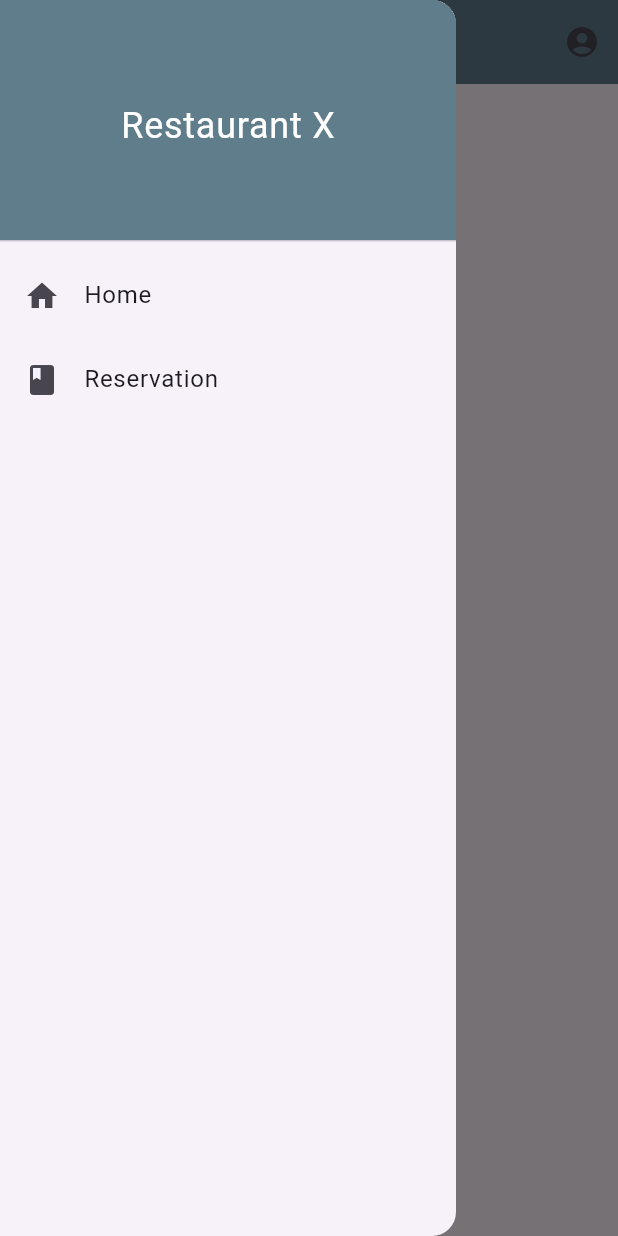
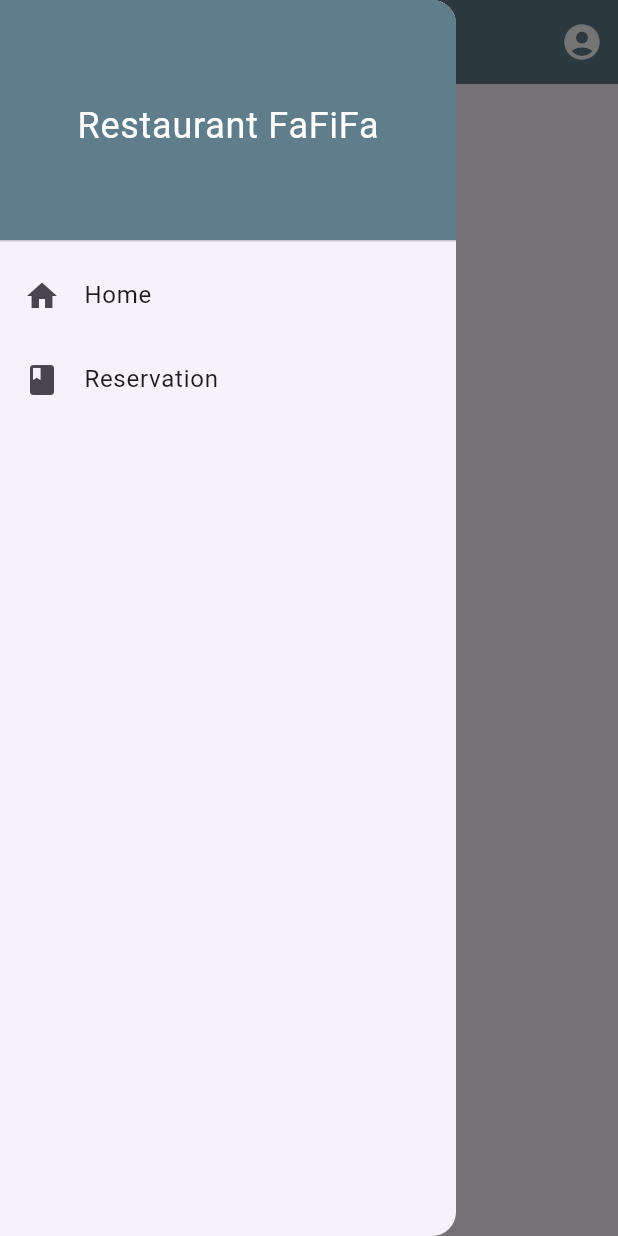
Before and after one commit to shafinach04/FP3-PPB-IUP, a Flutter app: the HomePage screen opened directly, with the side drawer open, on a phone screen of 412 x 824 dp. Run offline on Flutter 3.47's test engine with Material 3 defaults, Android fonts, the phone set to English and light mode, and no system bars; our stand-ins replace cloud_firestore, firebase_auth, firebase_core, firebase_storage, image_picker; accounts and stored records are empty.

Commit message:
feat: make overall homepage consistent

```diff
--- a/lib/pages/admin_dashboard.dart
+++ b/lib/pages/admin_dashboard.dart
@@ -31,6 +31,7 @@ class _AdminDashboardState extends State<AdminDashboard> {
   Widget build(BuildContext context) {
     return Scaffold(
       appBar: AppBar(
+        automaticallyImplyLeading: false,
         title: const Text('Restaurant Management App'),
         actions: [
           IconButton(
@@ -42,7 +43,6 @@ class _AdminDashboardState extends State<AdminDashboard> {
                 MaterialPageRoute(builder: (context) => const HomePage()),
               );
               FirebaseAuth.instance.signOut();
-
             },
           ),
         ],
--- a/lib/pages/home_page.dart
+++ b/lib/pages/home_page.dart
@@ -59,7 +59,7 @@ class _HomePageState extends State<HomePage> {
     Navigator.pushAndRemoveUntil(
       context,
       MaterialPageRoute(builder: (context) => const HomePage()),
-          (route) => false,
+      (route) => false,
     );
   }
 
@@ -67,16 +67,23 @@ class _HomePageState extends State<HomePage> {
   Widget build(BuildContext context) {
     return Scaffold(
       appBar: AppBar(
-        title: const Text('Restaurant X',
-        style: TextStyle(
-          fontWeight: FontWeight.bold,
-          color: Colors.black
+        iconTheme: const IconThemeData(
+          size: 28,
+          color: Colors.white,
         ),
+        title: const Text(
+          'Restaurant FaFiFa',
+          style: TextStyle(
+            fontWeight: FontWeight.bold,
+            color: Colors.white,
+          ),
         ),
         backgroundColor: Colors.blueGrey,
         actions: [
           IconButton(
-            icon: const Icon(Icons.account_circle_rounded),
+            icon: const Icon(
+              Icons.account_circle_rounded,
+            ),
             onPressed: () {
               // Handle login action
               Navigator.push(
@@ -99,7 +106,7 @@ class _HomePageState extends State<HomePage> {
               child: Container(
                 alignment: Alignment.center,
                 child: const Text(
-                  'Restaurant X',
+                  'Restaurant FaFiFa',
                   style: TextStyle(
                     color: Colors.white,
                     fontSize: 24,
@@ -131,21 +138,6 @@ class _HomePageState extends State<HomePage> {
           ],
         ),
       ),
-      // bottomNavigationBar: BottomNavigationBar(
-      //   items: const <BottomNavigationBarItem>[
-      //     BottomNavigationBarItem(
-      //       icon: Icon(Icons.home),
-      //       label: 'Home',
-      //     ),
-      //     BottomNavigationBarItem(
-      //       icon: Icon(Icons.person),
-      //       label: 'Profile',
-      //     ),
-      //   ],
-      //   currentIndex: _selectedIndex,
-      //   selectedItemColor: Colors.amber[800],
-      //   onTap: _onItemTapped,
-      // ),
     );
   }
 }
```
Also changed, not shown: lib/pages/login_page.dart (+3 -13 lines).
